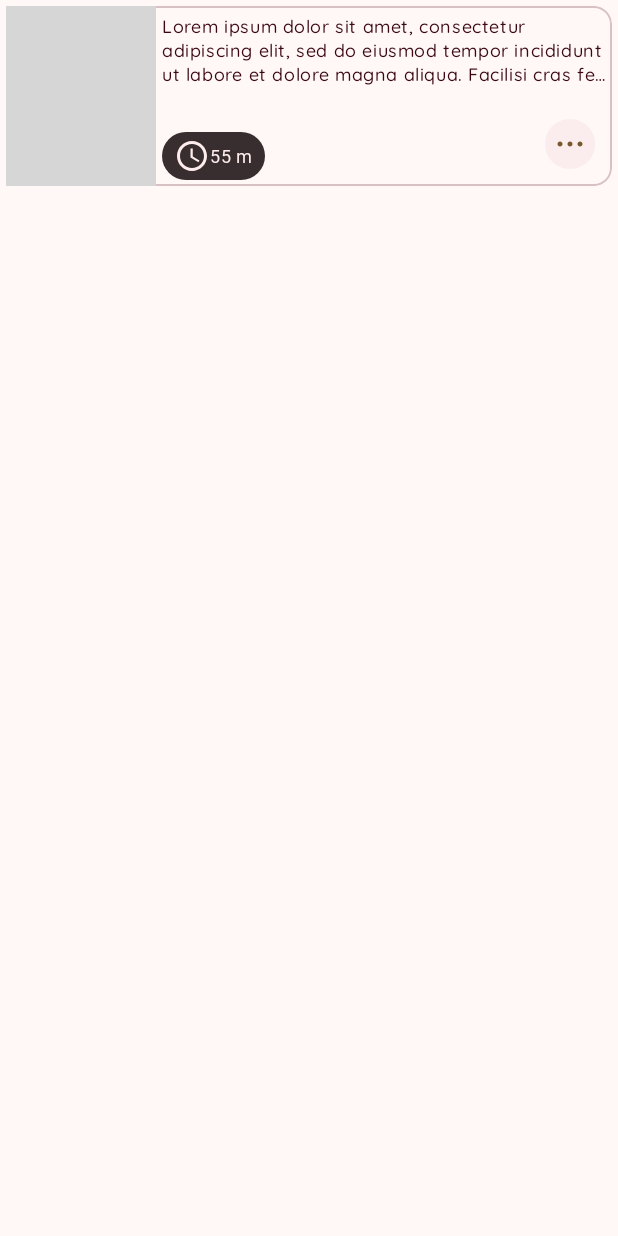
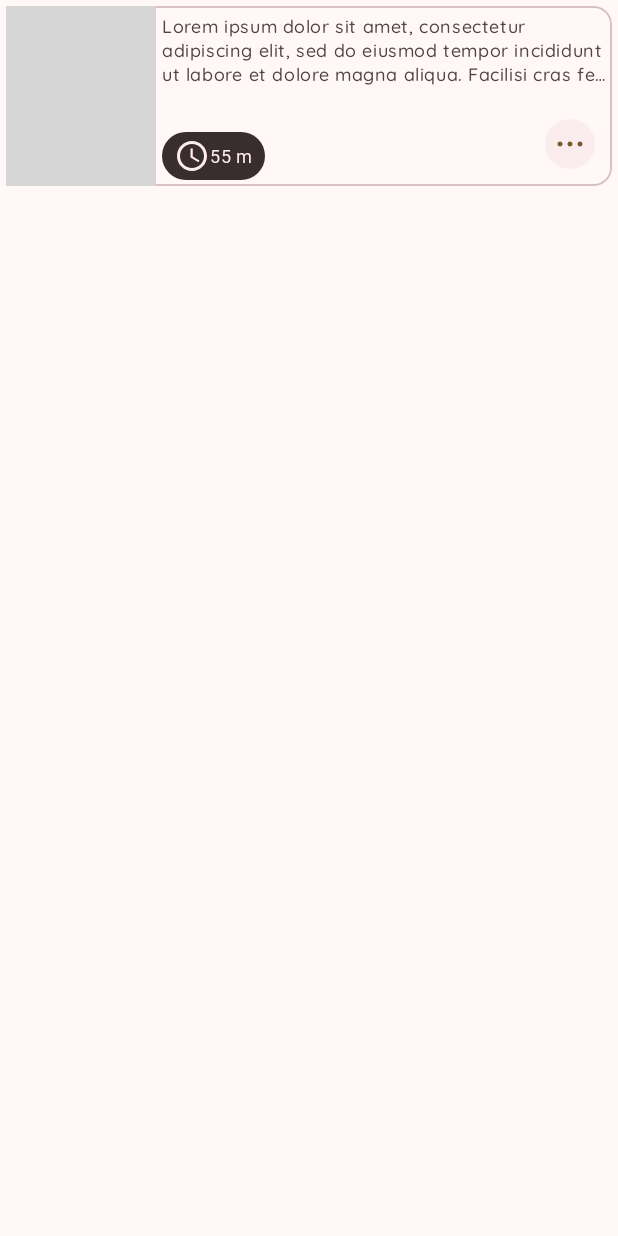
Before and after one commit to AKMohite/Feastilious, an Android app: the layout component_meal_plan_recipe.xml on its own in the app's theme, with its tools: preview values and no code run, on a phone screen of 412 x 824 dp. Run offline under Robolectric (Android 15) with nearby library versions, the light colour scheme and no system bars; grey boxes are pictures that could not be loaded.

Commit message:
Make text visible on surface

```diff
--- a/app/src/main/res/layout/component_meal_plan_recipe.xml
+++ b/app/src/main/res/layout/component_meal_plan_recipe.xml
@@ -29,7 +29,7 @@
                 android:layout_height="wrap_content"
                 android:maxLines="3"
                 android:ellipsize="end"
-                android:textColor="?attr/colorOnPrimaryContainer"
+                android:textColor="?attr/colorOnSurfaceVariant"
                 tools:text="@string/lorem_ipsum"
                 android:textAppearance="?attr/textAppearanceBodySmall" />
 
```
